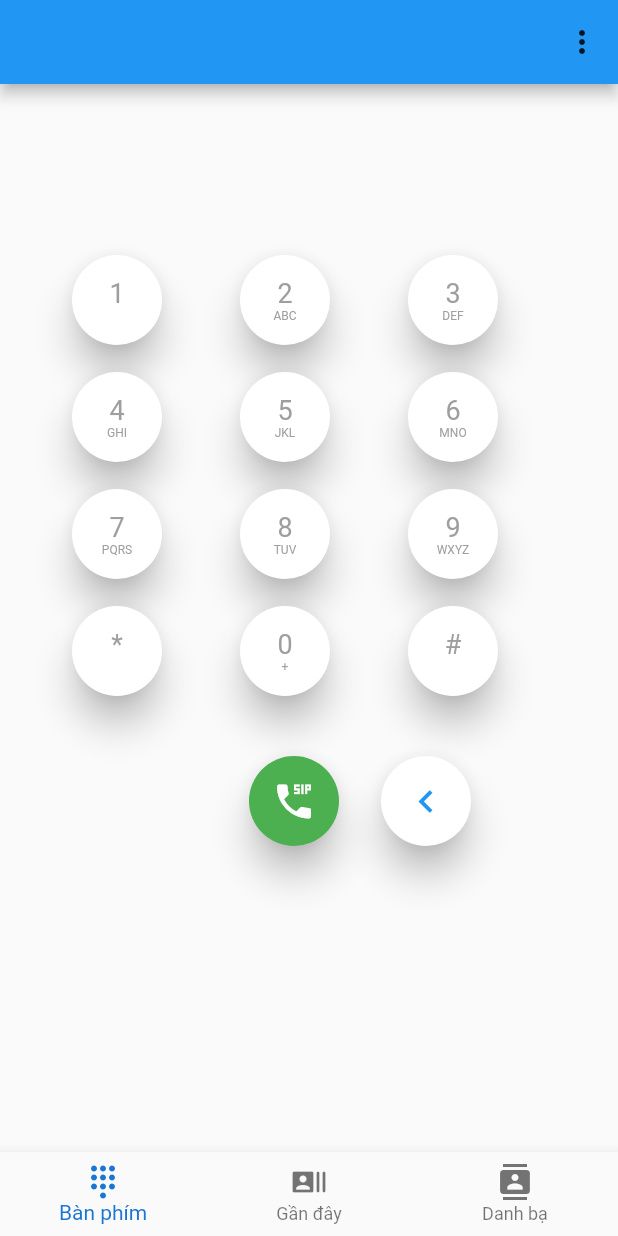
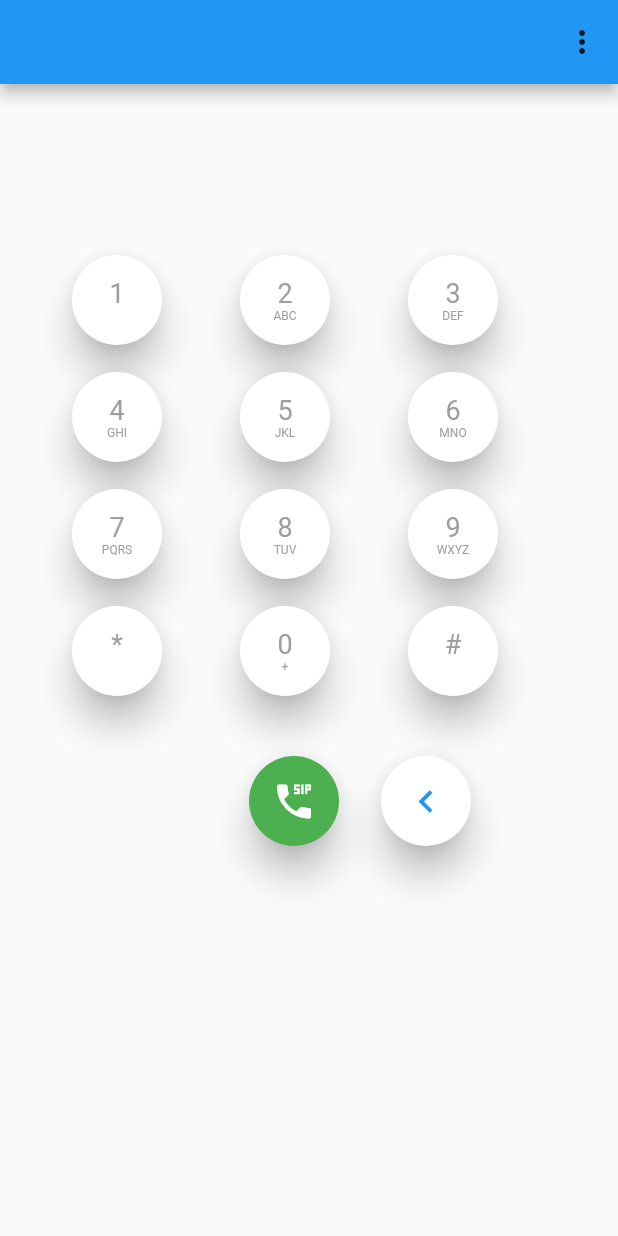
Before and after one commit to PhamLong301/sign_up_app, a Flutter app: the _HomeScene screen opened directly, on a phone screen of 412 x 824 dp. Run offline on Flutter 3.47's test engine with Material 2 defaults, Android fonts, the phone set to English and light mode, and no system bars; our stand-ins replace internet_connection_checker, permission_handler, shared_preferences, simple_gradient_text; missing offline and left inert: flutter_webrtc, sip_ua; accounts and stored records are empty.

Commit message:
Update home_scene.dart

```diff
--- a/lib/scene/main_scenes/home_scene.dart
+++ b/lib/scene/main_scenes/home_scene.dart
@@ -17,6 +17,7 @@ class HomeScene extends StatelessWidget {
     );
   }
 }
+
 class _HomeScene extends StatefulWidget {
   const _HomeScene({Key? key}) : super(key: key);
 
@@ -25,69 +26,70 @@ class _HomeScene extends StatefulWidget {
 }
 
 class _HomeSceneState extends State<_HomeScene> {
-  int _selectedIndex = 0;
-  static final List<Widget> _widgetOptions = <Widget>[
-    DialPadScene(),
-    NearContactScene(),
-    ContactListScene(),
-  ];
+  // int _selectedIndex = 0;
+  // static final List<Widget> _widgetOptions = <Widget>[
+  //   DialPadScene(),
+  //   // NearContactScene(),
+  //   // ContactListScene(),
+  // ];
 
-  void _onItemTapped(int index) {
-    setState(() {
-      _selectedIndex = index;
-    });
-  }
+  // void _onItemTapped(int index) {
+  //   setState(() {
+  //     _selectedIndex = index;
+  //   });
+  // }
+
   @override
   Widget build(BuildContext context) {
     return Scaffold(
-      body: _widgetOptions.elementAt(_selectedIndex),
-      bottomNavigationBar: BottomNavigationBar(
-        items: const <BottomNavigationBarItem>[
-          BottomNavigationBarItem(
-            icon: Icon(Icons.dialpad),
-            label: 'Bàn phím',
-          ),
-          BottomNavigationBarItem(
-            icon: Icon(Icons.recent_actors_rounded),
-            label: 'Gần đây',
-          ),
-          BottomNavigationBarItem(
-            icon: Icon(Icons.contacts),
-            label: 'Danh bạ',
-          ),
-        ],
-        currentIndex: _selectedIndex,
-        selectedItemColor: Colors.blue[700],
-        onTap: _onItemTapped,
-      ),
+      body: DialPadScene(),
+      // body: _widgetOptions.elementAt(_selectedIndex),
+      // bottomNavigationBar: BottomNavigationBar(
+      //   items: const <BottomNavigationBarItem>[
+      //     BottomNavigationBarItem(
+      //       icon: Icon(Icons.dialpad),
+      //       label: 'Bàn phím',
+      //     ),
+      //     BottomNavigationBarItem(
+      //       icon: Icon(Icons.recent_actors_rounded),
+      //       label: 'Gần đây',
+      //     ),
+      //     BottomNavigationBarItem(
+      //       icon: Icon(Icons.contacts),
+      //       label: 'Danh bạ',
+      //     ),
+      //   ],
+      //   currentIndex: _selectedIndex,
+      //   selectedItemColor: Colors.blue[700],
+      //   onTap: _onItemTapped,
+      // ),
     );
   }
 }
-Widget searchBox(){
-  return Container(
-    padding: const EdgeInsets.symmetric(horizontal: 20, vertical: 15),
-    decoration: BoxDecoration(
-      color: Colors.white,
-      borderRadius: BorderRadius.circular(20),
-    ),
-    child: const TextField(
-      decoration: InputDecoration(
-        contentPadding: EdgeInsets.all(0),
-        prefixIcon: Icon(
-          Icons.search,
-          color: Colors.black,
-          size: 20,
-        ),
-        prefixIconConstraints: BoxConstraints(
-          maxHeight: 20,
-          minWidth: 25,
-        ),
-        border: InputBorder.none,
-        hintText: 'Search',
-        hintStyle: TextStyle(
-            color: Colors.grey
-        ),
-      ),
-    ),
-  );
-}
+
+// Widget searchBox() {
+//   return Container(
+//     padding: const EdgeInsets.symmetric(horizontal: 20, vertical: 15),
+//     decoration: BoxDecoration(
+//       color: Colors.white,
+//       borderRadius: BorderRadius.circular(20),
+//     ),
+//     child: const TextField(
+//       decoration: InputDecoration(
+//         contentPadding: EdgeInsets.all(0),
+//         prefixIcon: Icon(
+//           Icons.search,
+//           color: Colors.black,
+//           size: 20,
+//         ),
+//         prefixIconConstraints: BoxConstraints(
+//           maxHeight: 20,
+//           minWidth: 25,
+//         ),
+//         border: InputBorder.none,
+//         hintText: 'Search',
+//         hintStyle: TextStyle(color: Colors.grey),
+//       ),
+//     ),
+//   );
+// }
```
